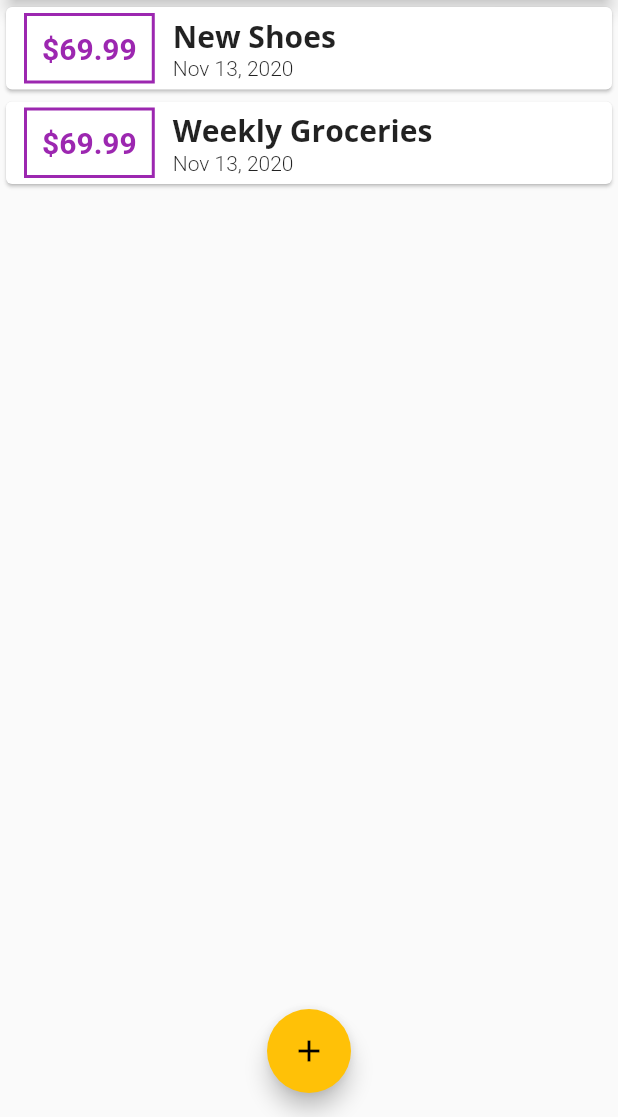
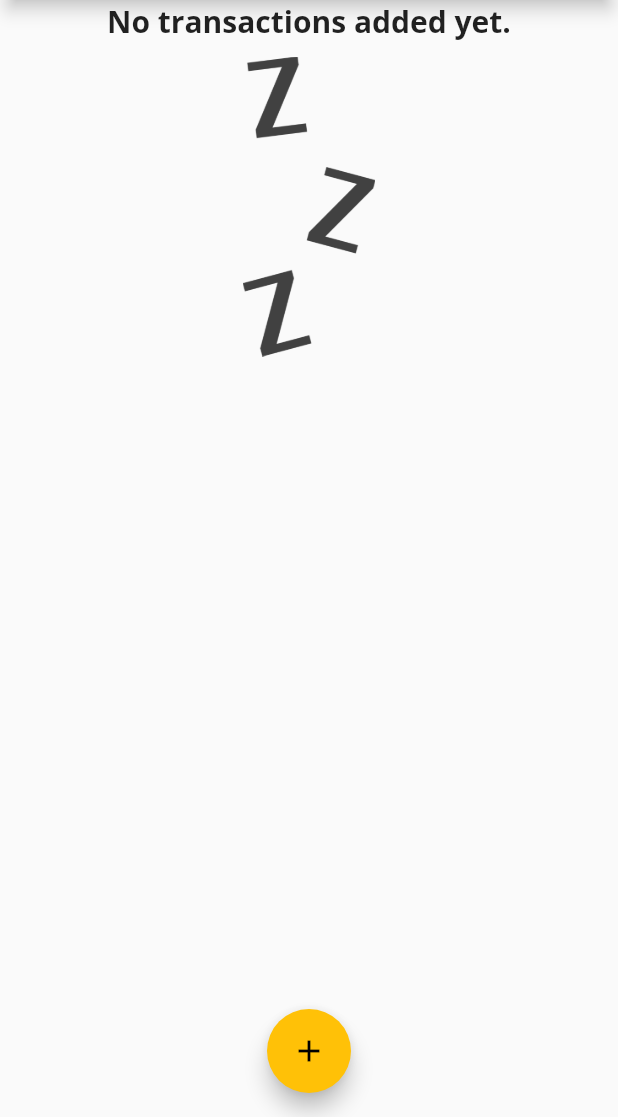
Before and after one commit to mikolertesx/personal-expenses, a Flutter app: the screen it shows after launch, on a phone screen of 412 x 824 dp, the part 119-1236 px from its top. Run offline on Flutter 3.47's test engine with Material 2 defaults, Android fonts, the phone set to English and light mode, and no system bars.

```diff
--- a/lib/main.dart
+++ b/lib/main.dart
@@ -44,18 +44,18 @@ class MyHomePage extends StatefulWidget {
 
 class _MyHomePageState extends State<MyHomePage> {
   final List<Transaction> _userTransactions = [
-    Transaction(
-      id: 't1',
-      title: 'New Shoes',
-      amount: 69.99,
-      date: DateTime.now(),
-    ),
-    Transaction(
-      id: 't2',
-      title: 'Weekly Groceries',
-      amount: 69.99,
-      date: DateTime.now(),
-    )
+    // Transaction(
+    //   id: 't1',
+    //   title: 'New Shoes',
+    //   amount: 69.99,
+    //   date: DateTime.now(),
+    // ),
+    // Transaction(
+    //   id: 't2',
+    //   title: 'Weekly Groceries',
+    //   amount: 69.99,
+    //   date: DateTime.now(),
+    // )
   ];
 
   void _addNewTransaction(String txTitle, double txAmount) {
--- a/lib/widgets/transaction_list.dart
+++ b/lib/widgets/transaction_list.dart
@@ -12,7 +12,24 @@ class TransactionList extends StatelessWidget {
   Widget build(BuildContext context) {
     return Container(
       height: 300,
-      child: ListView.builder(
+      child: this.transactions.isEmpty
+          ? Column(
+              children: [
+                Text(
+                  'No transactions added yet.',
+                  style: Theme.of(context).textTheme.headline6,
+                ),
+                SizedBox(height: 10),
+                Container(
+                  height: 200,
+                  child: Image.asset(
+                    'assets/images/waiting.png',
+                    fit: BoxFit.cover,
+                  ),
+                ),
+              ],
+            )
+          : ListView.builder(
               itemCount: transactions.length,
               itemBuilder: (ctx, index) {
                 final tx = this.transactions[index];
--- a/pubspec.yaml
+++ b/pubspec.yaml
@@ -19,6 +19,9 @@ dev_dependencies:
 flutter:
   uses-material-design: true
 
+  assets:
+    - assets/images/waiting.png
+
   fonts:
     - family: OpenSans
       fonts:
```
Also changed, not shown: assets/images/waiting.png (added). Lines whose indentation alone changed are shown as unchanged.
